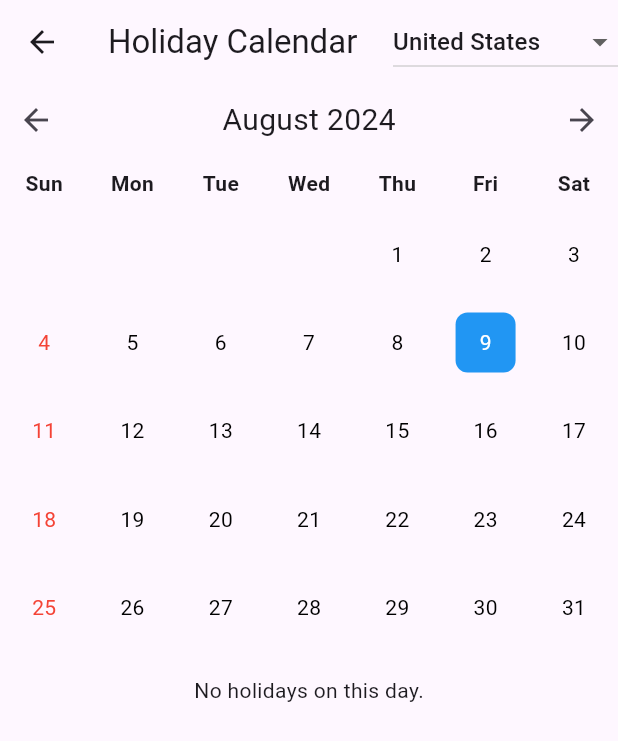
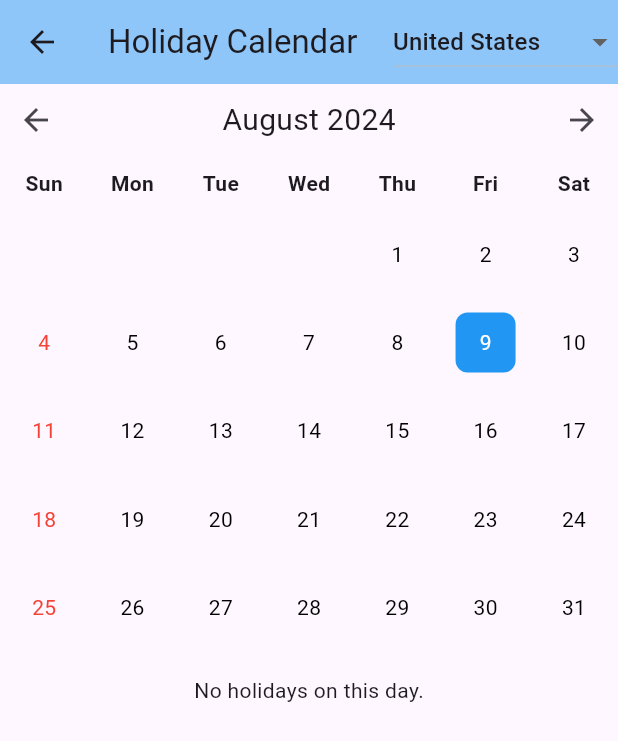
Before and after one commit to emorphisgit/emorphiscalendar, a Flutter app: the HolidayCalendarScreen screen opened directly, on a phone screen of 412 x 824 dp. Shown: the top 741 px of the screen. Run offline on Flutter 3.47's test engine with Material 3 defaults, Android fonts, the phone set to English and light mode, and no system bars; network calls fail.

```diff
--- a/example/lib/my_calendar_screen/holiday_calendar.dart
+++ b/example/lib/my_calendar_screen/holiday_calendar.dart
@@ -84,6 +84,7 @@ class _HolidayCalendarScreenState extends State<HolidayCalendarScreen> {
     return Scaffold(
       appBar: AppBar(
         title: const Text('Holiday Calendar'),
+        backgroundColor: Colors.blue.withOpacity(0.5),
         actions: [
           Align(
             alignment: Alignment.centerLeft,
```
Also changed, not shown: assets/images/event.png (added), assets/images/holidat_nill.png (added), assets/images/holiday.png (added), assets/images/home.png (added), assets/images/month.png (added), assets/images/week.png (added), 1 other file.
